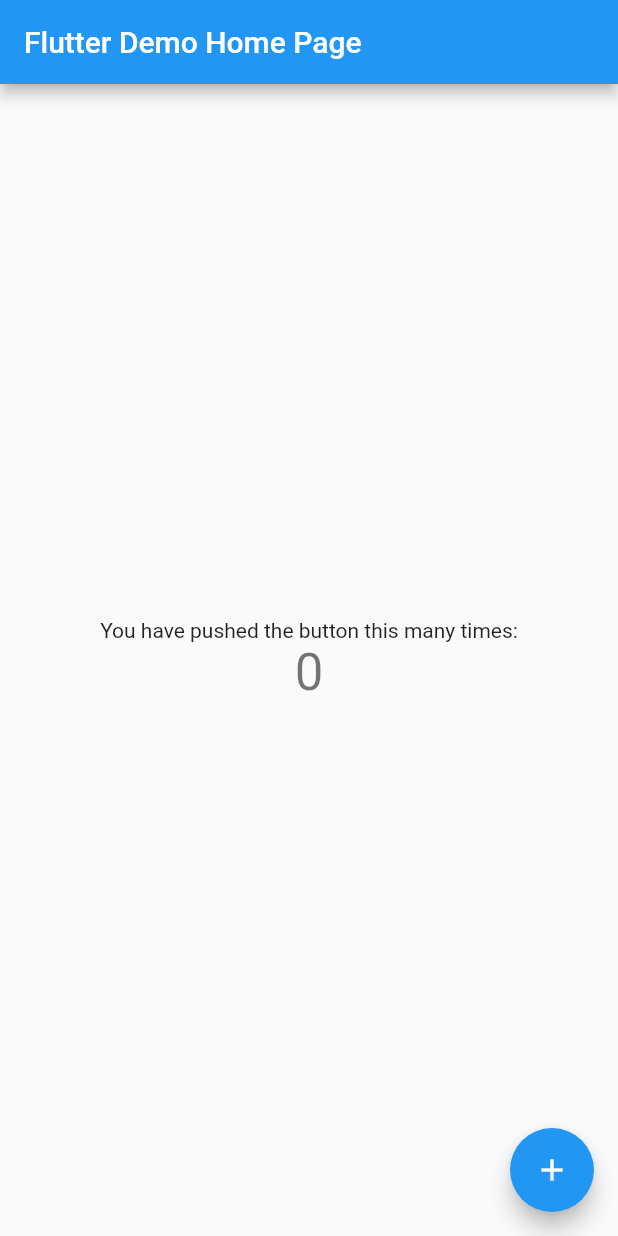
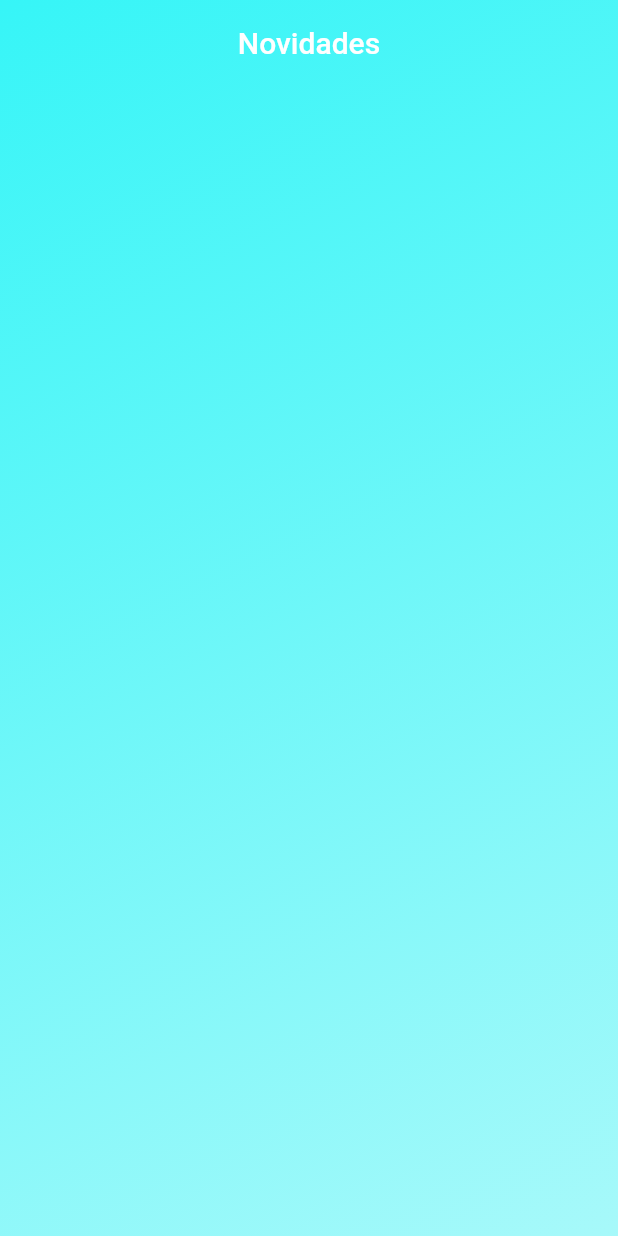
Before and after one commit to ravelsoares/loja_virtual, a Flutter app: the screen it shows after launch, on a phone screen of 412 x 824 dp. Run offline on Flutter 3.47's test engine with Material 2 defaults, Android fonts, the phone set to English and light mode, and no system bars.

Commit message:
tela inicial

```diff
--- a/lib/main.dart
+++ b/lib/main.dart
@@ -1,115 +1,21 @@
 import 'package:flutter/material.dart';
+import 'package:loja_virtual/screens/home_screen.dart';
 
 void main() {
-  runApp(const MyApp());
+  runApp(MyApp());
 }
 
 class MyApp extends StatelessWidget {
-  const MyApp({Key? key}) : super(key: key);
-
-  // This widget is the root of your application.
+  //const MyApp({Key? key}) : super(key: key);
   @override
   Widget build(BuildContext context) {
     return MaterialApp(
       title: 'Flutter Demo',
       theme: ThemeData(
-        // This is the theme of your application.
-        //
-        // Try running your application with "flutter run". You'll see the
-        // application has a blue toolbar. Then, without quitting the app, try
-        // changing the primarySwatch below to Colors.green and then invoke
-        // "hot reload" (press "r" in the console where you ran "flutter run",
-        // or simply save your changes to "hot reload" in a Flutter IDE).
-        // Notice that the counter didn't reset back to zero; the application
-        // is not restarted.
         primarySwatch: Colors.blue,
       ),
-      home: const MyHomePage(title: 'Flutter Demo Home Page'),
+      debugShowCheckedModeBanner: false,
+      home: HomeScreen(),
     );
   }
 }
-
-class MyHomePage extends StatefulWidget {
-  const MyHomePage({Key? key, required this.title}) : super(key: key);
-
-  // This widget is the home page of your application. It is stateful, meaning
-  // that it has a State object (defined below) that contains fields that affect
-  // how it looks.
-
-  // This class is the configuration for the state. It holds the values (in this
-  // case the title) provided by the parent (in this case the App widget) and
-  // used by the build method of the State. Fields in a Widget subclass are
-  // always marked "final".
-
-  final String title;
-
-  @override
-  State<MyHomePage> createState() => _MyHomePageState();
-}
-
-class _MyHomePageState extends State<MyHomePage> {
-  int _counter = 0;
-
-  void _incrementCounter() {
-    setState(() {
-      // This call to setState tells the Flutter framework that something has
-      // changed in this State, which causes it to rerun the build method below
-      // so that the display can reflect the updated values. If we changed
-      // _counter without calling setState(), then the build method would not be
-      // called again, and so nothing would appear to happen.
-      _counter++;
-    });
-  }
-
-  @override
-  Widget build(BuildContext context) {
-    // This method is rerun every time setState is called, for instance as done
-    // by the _incrementCounter method above.
-    //
-    // The Flutter framework has been optimized to make rerunning build methods
-    // fast, so that you can just rebuild anything that needs updating rather
-    // than having to individually change instances of widgets.
-    return Scaffold(
-      appBar: AppBar(
-        // Here we take the value from the MyHomePage object that was created by
-        // the App.build method, and use it to set our appbar title.
-        title: Text(widget.title),
-      ),
-      body: Center(
-        // Center is a layout widget. It takes a single child and positions it
-        // in the middle of the parent.
-        child: Column(
-          // Column is also a layout widget. It takes a list of children and
-          // arranges them vertically. By default, it sizes itself to fit its
-          // children horizontally, and tries to be as tall as its parent.
-          //
-          // Invoke "debug painting" (press "p" in the console, choose the
-          // "Toggle Debug Paint" action from the Flutter Inspector in Android
-          // Studio, or the "Toggle Debug Paint" command in Visual Studio Code)
-          // to see the wireframe for each widget.
-          //
-          // Column has various properties to control how it sizes itself and
-          // how it positions its children. Here we use mainAxisAlignment to
-          // center the children vertically; the main axis here is the vertical
-          // axis because Columns are vertical (the cross axis would be
-          // horizontal).
-          mainAxisAlignment: MainAxisAlignment.center,
-          children: <Widget>[
-            const Text(
-              'You have pushed the button this many times:',
-            ),
-            Text(
-              '$_counter',
-              style: Theme.of(context).textTheme.headline4,
-            ),
-          ],
-        ),
-      ),
-      floatingActionButton: FloatingActionButton(
-        onPressed: _incrementCounter,
-        tooltip: 'Increment',
-        child: const Icon(Icons.add),
-      ), // This trailing comma makes auto-formatting nicer for build methods.
-    );
-  }
-}
--- /dev/null
+++ b/lib/screens/home_screen.dart
@@ -0,0 +1,17 @@
+import 'package:flutter/material.dart';
+import 'package:loja_virtual/tabs/home_tab.dart';
+
+class HomeScreen extends StatelessWidget {
+  final _pageController = PageController();
+
+  @override
+  Widget build(BuildContext context) {
+    return PageView(
+      controller: _pageController,
+      physics: NeverScrollableScrollPhysics(),
+      children: [
+        HomeTab(),
+      ],
+    );
+  }
+}
--- /dev/null
+++ b/lib/tabs/home_tab.dart
@@ -0,0 +1,39 @@
+import 'package:flutter/material.dart';
+
+class HomeTab extends StatelessWidget {
+  Widget _buildBodyBack() => Container(
+        decoration: const BoxDecoration(
+          gradient: LinearGradient(
+            colors: [
+              Color.fromARGB(255, 54, 245, 247),
+              Color.fromARGB(255, 167, 249, 250),
+            ],
+            begin: Alignment.topLeft,
+            end: Alignment.bottomRight,
+          ),
+        ),
+      );
+
+  @override
+  Widget build(BuildContext context) {
+    return Stack(
+      children: [
+        _buildBodyBack(),
+        const CustomScrollView(
+          slivers: [
+            SliverAppBar(
+              floating: true,
+              snap: true,
+              backgroundColor: Colors.transparent,
+              elevation: 0,
+              flexibleSpace: FlexibleSpaceBar(
+                title: Text('Novidades'),
+                centerTitle: true,
+              ),
+            ),
+          ],
+        ),
+      ],
+    );
+  }
+}
```
Also changed, not shown: pubspec.yaml (+9 -4 lines), pubspec.lock, 4 other files.
